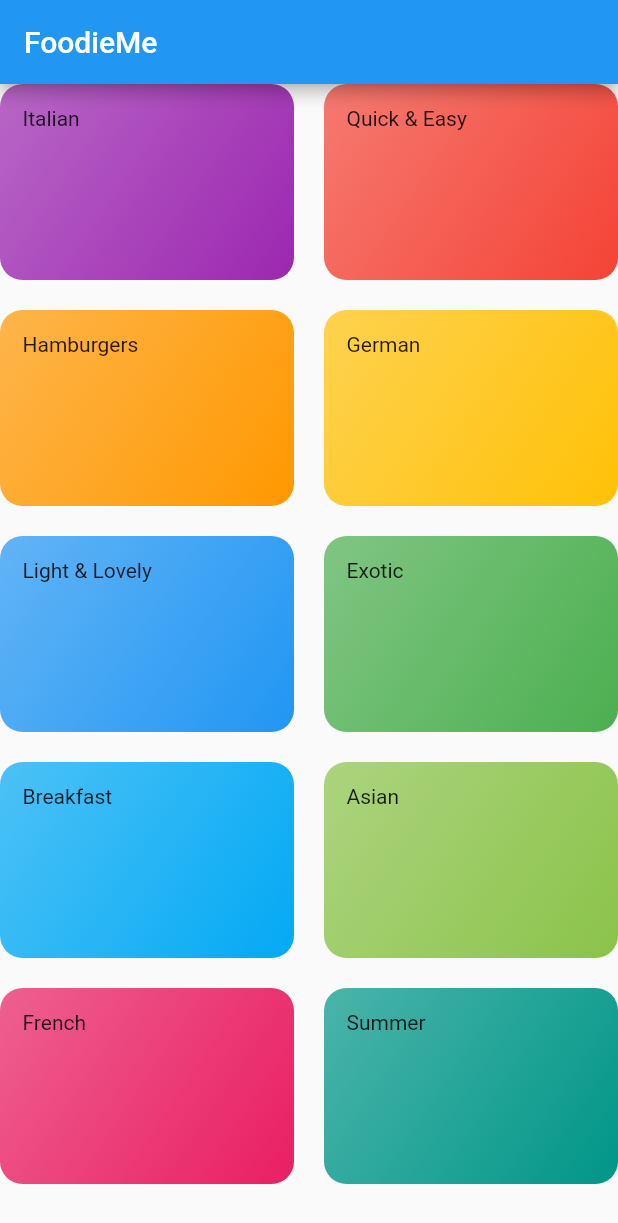
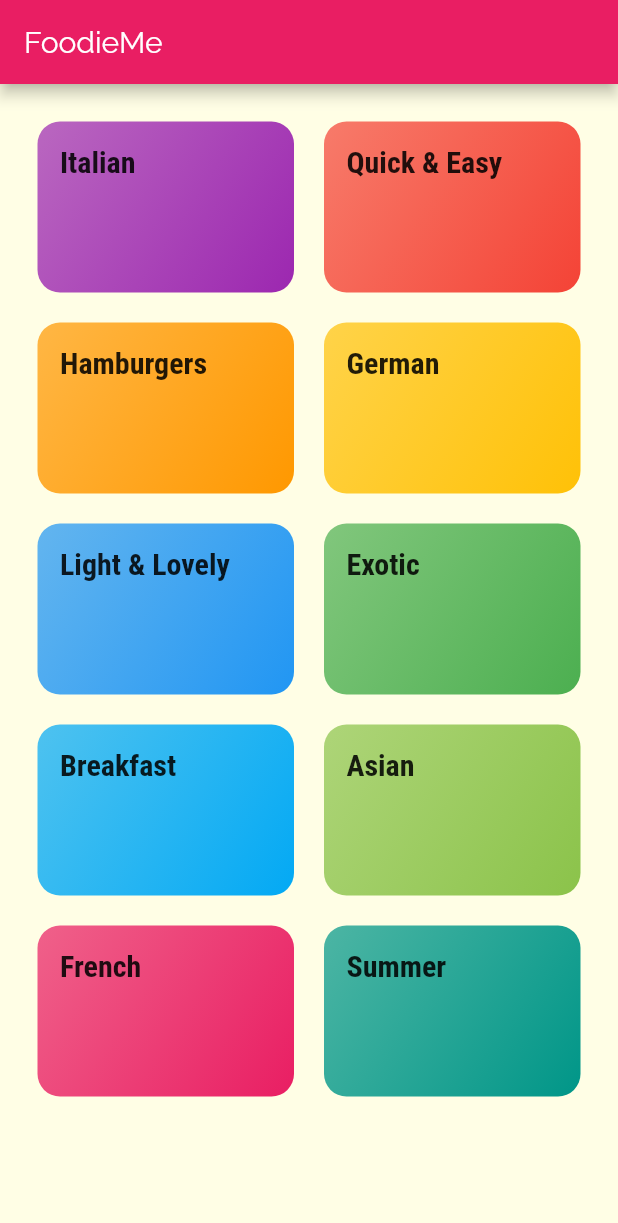
Before and after one commit to amitkum8227/FoodieMe, a Flutter app: the screen it shows after launch, on a phone screen of 412 x 824 dp. Shown: the top 1223 px of the screen. Run offline on Flutter 3.47's test engine with Material 2 defaults, Android fonts, the phone set to English and light mode, and no system bars.

Commit message:
"styling"

```diff
--- a/lib/categories_screen.dart
+++ b/lib/categories_screen.dart
@@ -9,6 +9,7 @@ class CatergoriesScreen extends StatelessWidget {
     return Scaffold(
       appBar: AppBar(title: Text('FoodieMe'),),
       body:GridView(
+        padding: const EdgeInsets.all(25),
         children: DUMMY_CATEGORIES.map((catData) => CategoryItem(catData.title, catData.color)).toList(),
         gridDelegate: SliverGridDelegateWithMaxCrossAxisExtent(
             maxCrossAxisExtent: 200,
--- a/lib/category_item.dart
+++ b/lib/category_item.dart
@@ -9,7 +9,7 @@ class CategoryItem extends StatelessWidget {
   @override
   Widget build(BuildContext context) {
     return Container(padding: const EdgeInsets.all(15),
-      child: Text(title),
+      child: Text(title, style: Theme.of(context).textTheme.title,),
       decoration: BoxDecoration(
         gradient: LinearGradient(colors: [color.withOpacity(0.7), color],
             begin: Alignment.topLeft, end: Alignment.bottomRight),
--- a/lib/main.dart
+++ b/lib/main.dart
@@ -1,3 +1,5 @@
+import 'dart:ui';
+
 import 'package:flutter/material.dart';
 import 'categories_screen.dart';
 void main() => runApp(MyApp());
@@ -8,7 +10,22 @@ class MyApp extends StatelessWidget {
     return MaterialApp(
       title: 'FoodieMe',
       theme: ThemeData(
-        primarySwatch: Colors.blue,
+        primarySwatch: Colors.pink,
+        accentColor: Colors.amber,
+        canvasColor: Color.fromRGBO(255, 254, 229, 1),
+        fontFamily: 'Raleway',
+        textTheme: ThemeData.light().textTheme.copyWith(
+          body1: TextStyle(color: Color.fromRGBO(20, 51, 51,1),
+
+          ),
+            body2: TextStyle(color: Color.fromRGBO(20, 51, 51,1),
+        ),
+    title: TextStyle(
+    fontSize: 20,
+    fontFamily: 'RobotoCondensed',
+      fontWeight: FontWeight.bold
+    )
+      ),
       ),
       home: CatergoriesScreen(),
     );
```
Also changed, not shown: pubspec.yaml (+17 -6 lines), assets/fonts/Raleway-Black.ttf (added), assets/fonts/Raleway-Bold.ttf (added), assets/fonts/Raleway-Regular.ttf (added), assets/fonts/RobotoCondensed-Bold.ttf (added), assets/fonts/RobotoCondensed-Italic.ttf (added), assets/fonts/RobotoCondensed-Light.ttf (added), assets/fonts/RobotoCondensed-Regular.ttf (added).
